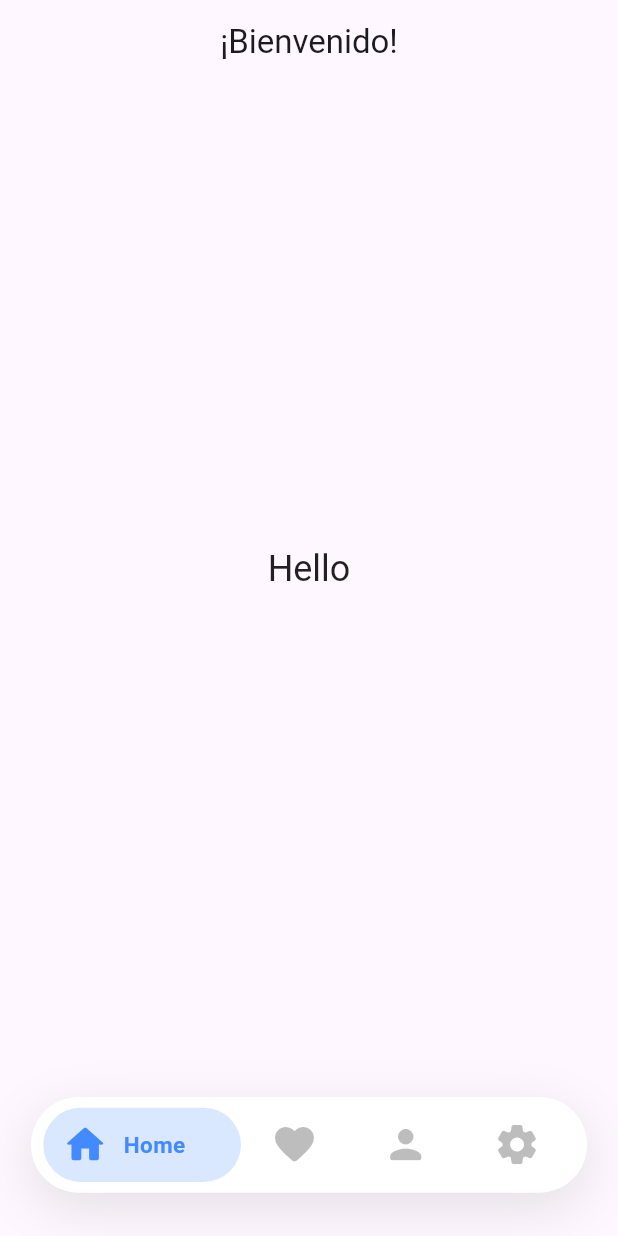
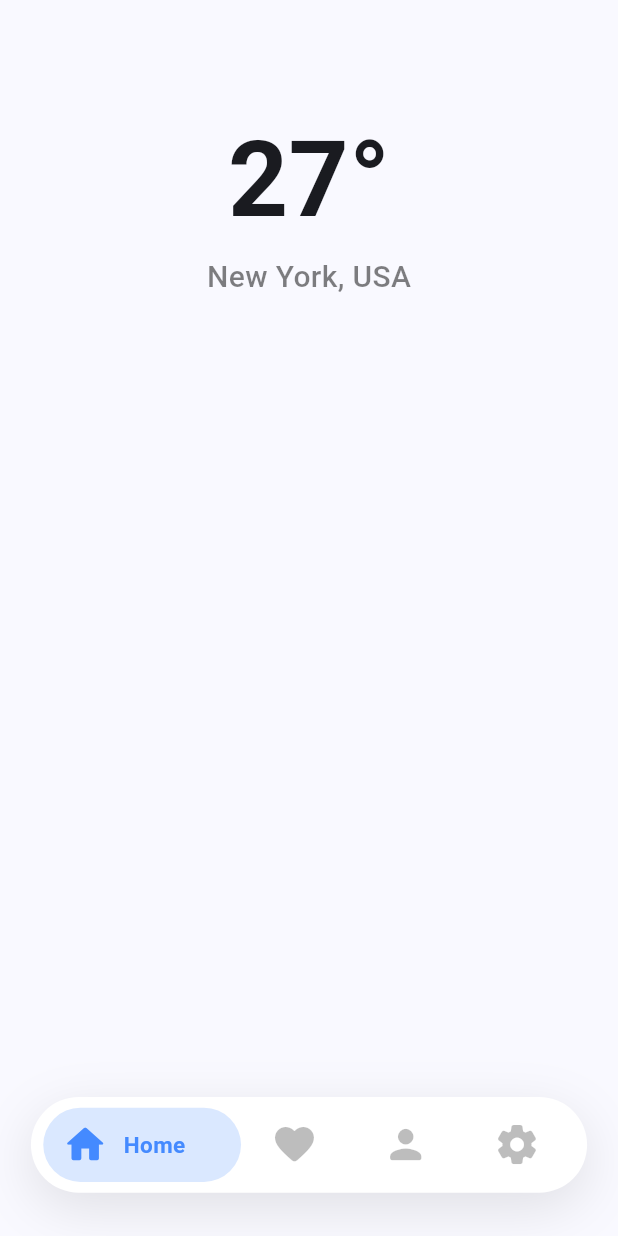
Before and after one commit to ezelujan/weather_app, a Flutter app: the screen it shows after launch, on a phone screen of 412 x 824 dp. Run offline on Flutter 3.47's test engine with Material 2 defaults, Android fonts, the phone set to English and light mode, and no system bars.

Commit message:
feat: home

```diff
--- /dev/null
+++ b/lib/home.dart
@@ -0,0 +1,34 @@
+import 'package:flutter/material.dart';
+
+class Home extends StatelessWidget {
+  const Home({Key? key}) : super(key: key);
+
+  static const String routeName = '/';
+
+  @override
+  Widget build(BuildContext context) {
+    return Center(
+      child: Container(
+        margin: const EdgeInsets.only(top: 70),
+        child: const Column(
+          children: [
+            // sin espacio entre los textos
+            Text(
+              '27°',
+              style: TextStyle(fontSize: 70, fontWeight: FontWeight.w600),
+            ),
+            Text(
+              'New York, USA',
+              style: TextStyle(
+                fontSize: 20,
+                fontWeight: FontWeight.w500,
+                // color black con transparencia
+                color: Color.fromRGBO(0, 0, 0, .5),
+              ),
+            ),
+          ],
+        ),
+      ),
+    );
+  }
+}
--- a/lib/main.dart
+++ b/lib/main.dart
@@ -1,5 +1,6 @@
 import 'package:flutter/material.dart';
 import 'navbar.dart';
+import 'home.dart';
 
 void main() {
   runApp(const MyApp());
@@ -13,21 +14,12 @@ class MyApp extends StatelessWidget {
     return MaterialApp(
       title: 'Flutter Demo',
       theme: ThemeData(
-        colorScheme: ColorScheme.fromSeed(seedColor: Colors.deepPurple),
+        colorScheme: ColorScheme.fromSeed(seedColor: Colors.blueAccent),
         useMaterial3: true,
       ),
-      home: Scaffold(
-        appBar: AppBar(
-          title: const Text('¡Bienvenido!'),
-          centerTitle: true,
-        ),
-        body: Center(
-          child: Text(
-            'Hello',
-            style: Theme.of(context).textTheme.headlineSmall,
-          ),
-        ),
-        bottomNavigationBar: const NavBar(),
+      home: const Scaffold(
+        body: Home(),
+        bottomNavigationBar: NavBar(),
       ),
     );
   }
```
